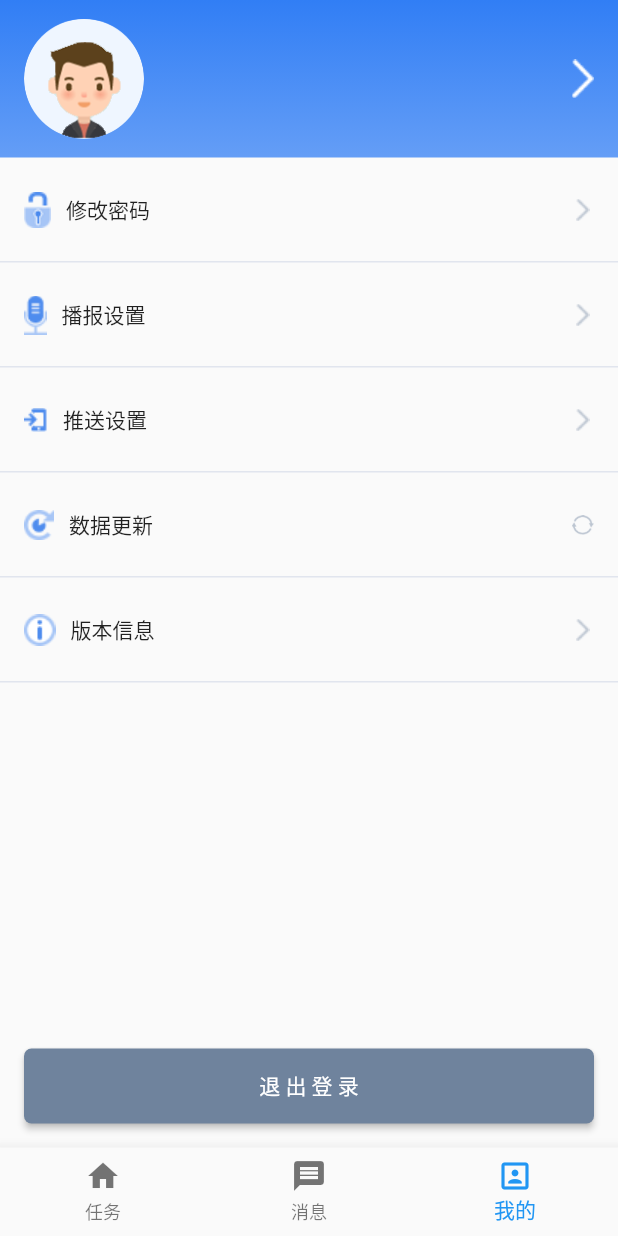
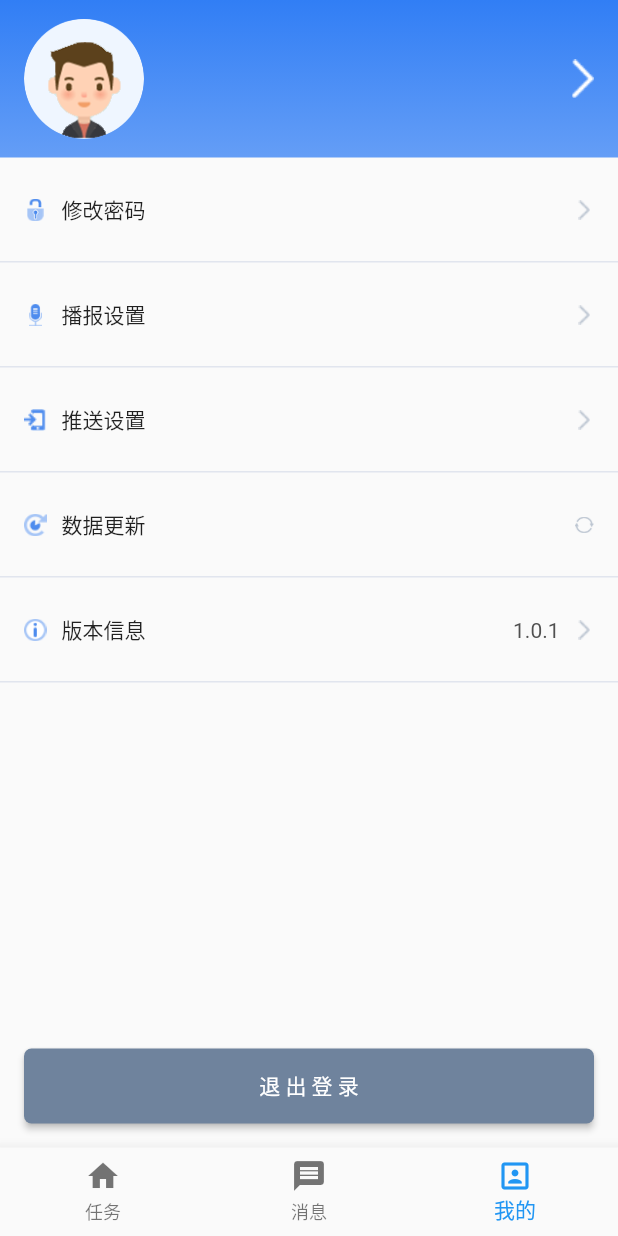
Before and after one commit to AnnisLeejj/ed_flutter, a Flutter app: the MainPage screen opened by its route, swiped to page 3, on a phone screen of 412 x 824 dp. Run offline on Flutter 3.47's test engine with Material 2 defaults, Android fonts, the phone set to English and light mode, and no system bars; our stand-ins replace cached_network_image, convert, fluttertoast, image_picker, package_info, shared_preferences; missing offline and left inert: amap_location, flutter_amap, simple_permissions; accounts and stored records are empty; network calls fail.

```diff
--- a/lib/ui/page/MainPage.dart
+++ b/lib/ui/page/MainPage.dart
@@ -27,6 +27,7 @@ class _MainPageState extends State<MainPage> {
   @override
   Widget build(BuildContext context) {
     return new Scaffold(
+      resizeToAvoidBottomPadding: false,
       body: new PageView.builder(
         onPageChanged: _pageChange,
         controller: _pageController,
--- a/lib/ui/page/home/MinePage.dart
+++ b/lib/ui/page/home/MinePage.dart
@@ -9,6 +9,7 @@ import 'package:ed_flutter/utils/StringUtil.dart';
 import 'package:ed_flutter/utils/ToastUtil.dart';
 import 'package:flutter/cupertino.dart';
 import 'package:flutter/material.dart';
+import 'package:package_info/package_info.dart';
 
 import 'mine/ChangePswPage.dart';
 import 'mine/PersonalPage.dart';
@@ -21,11 +22,25 @@ class MinePage extends StatefulWidget {
 class _MinePageState extends State<MinePage> {
   String userAvatar;
   String userName;
+  String versionCode = "";
 
   @override
   void initState() {
     super.initState();
     loadUserInfo();
+    _loadVersion();
+  }
+
+  _loadVersion() {
+    PackageInfo.fromPlatform().then((info) {
+      setState(() {
+        versionCode = info.version;
+
+        if (StringUtil.isEmpty(versionCode)) {
+          versionCode = "";
+        }
+      });
+    });
   }
 
   loadUserInfo() {
@@ -176,27 +191,47 @@ class _MinePageState extends State<MinePage> {
           children: <Widget>[
             Row(
               children: <Widget>[
-                Image(
-                  image: AssetImage(ic),
+                Expanded(
+                  child: Row(
+                    children: <Widget>[
+                      Image(
+                        width: 15,
+                        height: 15,
+                        image: AssetImage(ic),
+                      ),
+                      Container(
+                        width: 10,
+                      ),
+                      Text(title),
+                    ],
+                  ),
+                ),
+                Text(
+                  getSubTitle(title),
+                  style: TextStyle(color: ColorDef.textGray),
                 ),
                 Container(
                   width: 10,
                 ),
-                Text(title),
+                Image(
+                  width: 13,
+                  height: 13,
+                  image: AssetImage(icRight),
+                ),
               ],
             ),
-            Align(
-              alignment: Alignment.centerRight,
-              child: Image(
-                width: 15,
-                height: 15,
-                image: AssetImage(icRight),
-              ),
-            )
           ],
         ),
       ),
     );
+  }
+
+  String getSubTitle(String title) {
+    if (title == "版本信息") {
+      return versionCode;
+    } else {
+      return "";
+    }
   }
 
   logout() {
--- a/lib/ui/page/unlogin/Login.dart
+++ b/lib/ui/page/unlogin/Login.dart
@@ -179,12 +179,13 @@ class LoginContainerState extends State<LoginPage> {
     http.get(url).then((r) {
       if (HttpUtil.isSuccessAndShowErrorMsg(r)) {
         var mJson = json.decode(r.body);
+        print(r.body);
         var data = mJson["data"];
         String userInfo = json.encode(data);
         SpCommonUtil.saveLastUserInfo(userInfo);
-        SpCommonUtil.saveLastUserID(data["userId"]);
         SpCommonUtil.saveLastUserName(data["realName"]);
         getUserPermission(userId);
+        SpCommonUtil.saveLastUserID(userId);
       }
     }).catchError((e) {
       showToast("获取用户信息失败");
```
Also changed, not shown: lib/main.dart (+35 -35 lines), lib/ui/page/home/mine/ChangePswPage.dart (+17 -16 lines), lib/utils/HttpUtil.dart (+5 -3 lines), pubspec.yaml (+6 -2 lines), pubspec.lock, 1 other file.
